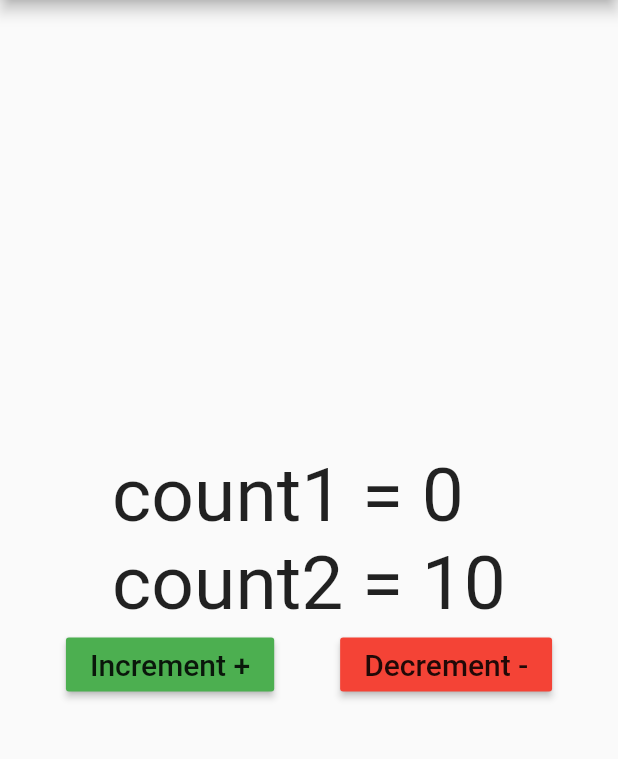
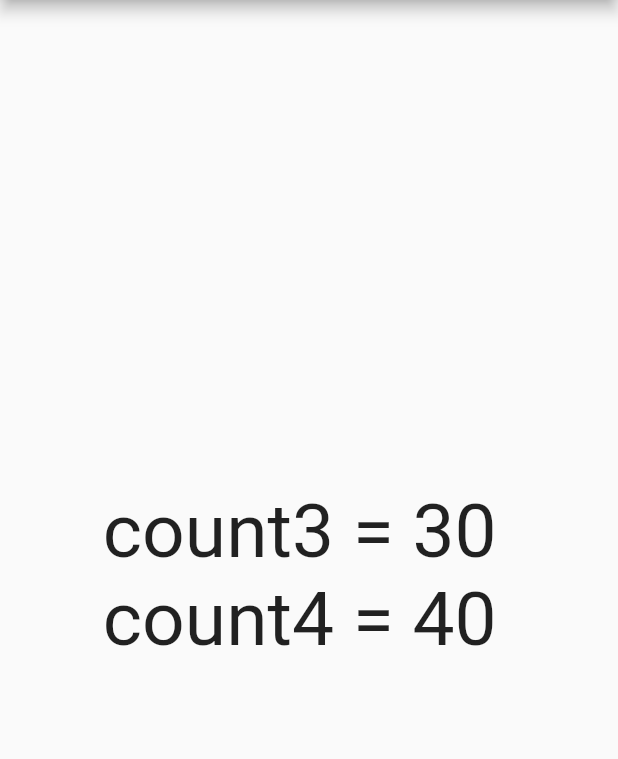
Before and after one commit to wtrungvu/Flutter_Demo_Provider, a Flutter app: the screen it shows after launch, on a phone screen of 412 x 824 dp, the part 84-843 px from its top. Run offline on Flutter 3.47's test engine with Material 2 defaults, Android fonts, the phone set to English and light mode, and no system bars.

Commit message:
Add Demo 2 Multiple Provider
Notice: Only display values on screen

```diff
--- a/flutter_demo_provider/lib/demo_multiple_provider.dart
+++ b/flutter_demo_provider/lib/demo_multiple_provider.dart
@@ -2,7 +2,11 @@ import 'package:flutter/material.dart';
 import 'package:flutter_demo_provider/demo_change_notifier.dart';
 import 'package:provider/provider.dart';
 
+// ============================== DEMO 1 ==============================
 // ChangeNotifierProvide
+
+//* Counter1 & Counter2 Class are inherited from ChangeNotifier
+
 class Counter1 with ChangeNotifier {
   int _count = 0;
 
@@ -96,3 +100,71 @@ class TestWidget1 extends StatelessWidget {
     );
   }
 }
+
+// ============================== DEMO 2 ==============================
+//* Notice: Only display values on screen
+
+//* Counter3 & Counter4 Class don't inherit from ChangeNotifier
+
+class Counter3 {
+  int _count = 30;
+
+  int get count => _count; // Getter
+
+  increment() {
+    _count++;
+  }
+
+  decrement() {
+    _count--;
+  }
+}
+
+class Counter4 {
+  int _count = 40;
+
+  int get count => _count; // Getter
+
+  increment() {
+    _count++;
+  }
+
+  decrement() {
+    _count--;
+  }
+}
+
+class DemoMultipleProvider2 extends StatelessWidget {
+  @override
+  Widget build(BuildContext context) {
+    return MultiProvider(
+      providers: [
+        Provider<Counter3>.value(value: Counter3()),
+        Provider<Counter4>.value(value: Counter4()),
+      ],
+      child: TestWidget2(),
+    );
+  }
+}
+
+class TestWidget2 extends StatelessWidget {
+  @override
+  Widget build(BuildContext context) {
+    Counter3 counter3 = Provider.of<Counter3>(context);
+    Counter4 counter4 = Provider.of<Counter4>(context);
+
+    return Center(
+      child: Container(
+        child: Column(
+          mainAxisAlignment: MainAxisAlignment.center,
+          children: <Widget>[
+            Text(
+              "count3 = ${counter3.count.toString()} \ncount4 = ${counter4.count.toString()}",
+              style: TextStyle(fontSize: 50.0),
+            ),
+          ],
+        ),
+      ),
+    );
+  }
+}
--- a/flutter_demo_provider/lib/main.dart
+++ b/flutter_demo_provider/lib/main.dart
@@ -14,7 +14,9 @@ class MyApp extends StatelessWidget {
         appBar: AppBar(
           title: Text("Demo Provider"),
         ),
-        body: DemoMultipleProvider(),
+        // body: DemoMultipleProvider(),
+        // body: DemoMultipleProvider2(),
+        body: DemoMultipleProvider2(),
       ),
     );
   }
```
